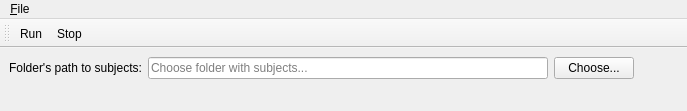
First picture: the form in src/main/python/ui/Ui_MainWindow.ui, repository samuelPoulin3/SYS818_Project, before the edit.
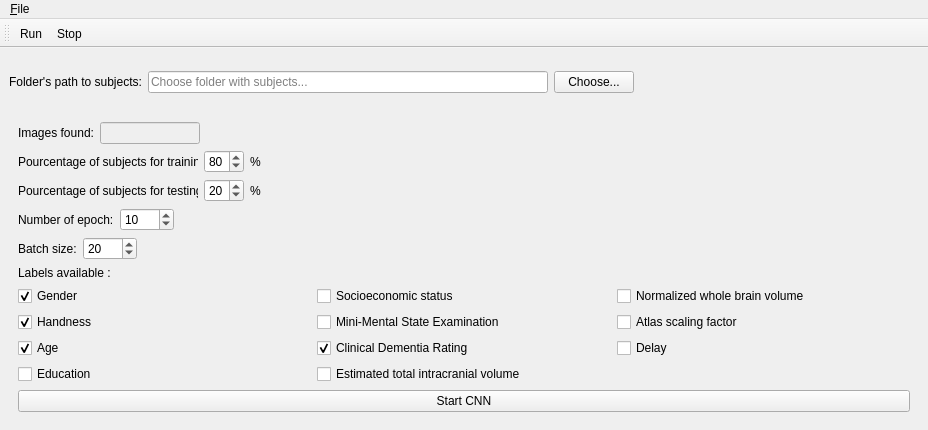
Second picture: the form after the edit.

Commit message: Reshape data to have training and testing data with their label

The edit to the form file:
```diff
--- a/src/main/python/ui/Ui_MainWindow.ui
+++ b/src/main/python/ui/Ui_MainWindow.ui
@@ -9,8 +9,8 @@
    <rect>
     <x>0</x>
     <y>0</y>
-    <width>687</width>
-    <height>111</height>
+    <width>928</width>
+    <height>426</height>
    </rect>
   </property>
   <property name="sizePolicy">
@@ -30,9 +30,21 @@
     <item>
      <layout class="QVBoxLayout" name="verticalLayout">
       <item>
-       <layout class="QHBoxLayout" name="horizontalLayout">
+       <layout class="QHBoxLayout" name="horizontalLayout_7">
         <item>
          <widget class="QLabel" name="label">
+          <property name="minimumSize">
+           <size>
+            <width>0</width>
+            <height>50</height>
+           </size>
+          </property>
+          <property name="maximumSize">
+           <size>
+            <width>16777215</width>
+            <height>50</height>
+           </size>
+          </property>
           <property name="text">
            <string>Folder's path to subjects:</string>
           </property>
@@ -69,6 +81,9 @@
           <property name="orientation">
            <enum>Qt::Horizontal</enum>
           </property>
+          <property name="sizeType">
+           <enum>QSizePolicy::Expanding</enum>
+          </property>
           <property name="sizeHint" stdset="0">
            <size>
             <width>40</width>
@@ -79,6 +94,374 @@
         </item>
        </layout>
       </item>
+      <item>
+       <widget class="QWidget" name="prepare_dataset" native="true">
+        <layout class="QGridLayout" name="gridLayout">
+         <item row="0" column="0">
+          <layout class="QVBoxLayout" name="verticalLayout_8">
+           <item>
+            <layout class="QHBoxLayout" name="horizontalLayout_4">
+             <item>
+              <widget class="QLabel" name="label_3">
+               <property name="text">
+                <string>Images found:</string>
+               </property>
+              </widget>
+             </item>
+             <item>
+              <widget class="QLineEdit" name="subjects_found_lineEdit">
+               <property name="enabled">
+                <bool>false</bool>
+               </property>
+               <property name="minimumSize">
+                <size>
+                 <width>100</width>
+                 <height>0</height>
+                </size>
+               </property>
+               <property name="maximumSize">
+                <size>
+                 <width>100</width>
+                 <height>16777215</height>
+                </size>
+               </property>
+              </widget>
+             </item>
+             <item>
+              <spacer name="horizontalSpacer_2">
+               <property name="orientation">
+                <enum>Qt::Horizontal</enum>
+               </property>
+               <property name="sizeHint" stdset="0">
+                <size>
+                 <width>40</width>
+                 <height>20</height>
+                </size>
+               </property>
+              </spacer>
+             </item>
+            </layout>
+           </item>
+           <item>
+            <layout class="QHBoxLayout" name="horizontalLayout_3">
+             <item>
+              <widget class="QLabel" name="label_2">
+               <property name="minimumSize">
+                <size>
+                 <width>180</width>
+                 <height>0</height>
+                </size>
+               </property>
+               <property name="maximumSize">
+                <size>
+                 <width>160</width>
+                 <height>16777215</height>
+                </size>
+               </property>
+               <property name="text">
+                <string>Pourcentage of subjects for training:</string>
+               </property>
+              </widget>
+             </item>
+             <item>
+              <widget class="QSpinBox" name="subjects_train_spinBox">
+               <property name="minimumSize">
+                <size>
+                 <width>40</width>
+                 <height>0</height>
+                </size>
+               </property>
+               <property name="maximumSize">
+                <size>
+                 <width>40</width>
+                 <height>16777215</height>
+                </size>
+               </property>
+               <property name="minimum">
+                <number>0</number>
+               </property>
+               <property name="maximum">
+                <number>100</number>
+               </property>
+               <property name="value">
+                <number>80</number>
+               </property>
+              </widget>
+             </item>
+             <item>
+              <widget class="QLabel" name="label_5">
+               <property name="text">
+                <string>%</string>
+               </property>
+              </widget>
+             </item>
+             <item>
+              <spacer name="horizontalSpacer_3">
+               <property name="orientation">
+                <enum>Qt::Horizontal</enum>
+               </property>
+               <property name="sizeHint" stdset="0">
+                <size>
+                 <width>40</width>
+                 <height>20</height>
+                </size>
+               </property>
+              </spacer>
+             </item>
+            </layout>
+           </item>
+           <item>
+            <layout class="QHBoxLayout" name="horizontalLayout_6">
+             <item>
+              <layout class="QHBoxLayout" name="horizontalLayout_5">
+               <item>
+                <widget class="QLabel" name="label_4">
+                 <property name="minimumSize">
+                  <size>
+                   <width>180</width>
+                   <height>0</height>
+                  </size>
+                 </property>
+                 <property name="maximumSize">
+                  <size>
+                   <width>180</width>
+                   <height>16777215</height>
+                  </size>
+                 </property>
+                 <property name="text">
+                  <string>Pourcentage of subjects for testing:</string>
+                 </property>
+                </widget>
+               </item>
+               <item>
+                <widget class="QSpinBox" name="subjects_test_spinBox">
+                 <property name="minimumSize">
+                  <size>
+                   <width>40</width>
+                   <height>0</height>
+                  </size>
+                 </property>
+                 <property name="maximumSize">
+                  <size>
+                   <width>40</width>
+                   <height>16777215</height>
+                  </size>
+                 </property>
+                 <property name="maximum">
+                  <number>100</number>
+                 </property>
+                 <property name="value">
+                  <number>20</number>
+                 </property>
+                </widget>
+               </item>
+               <item>
+                <widget class="QLabel" name="label_6">
+                 <property name="text">
+                  <string>%</string>
+                 </property>
+                </widget>
+               </item>
+               <item>
+                <spacer name="horizontalSpacer_4">
+                 <property name="orientation">
+                  <enum>Qt::Horizontal</enum>
+                 </property>
+                 <property name="sizeHint" stdset="0">
+                  <size>
+                   <width>40</width>
+                   <height>20</height>
+                  </size>
+                 </property>
+                </spacer>
+               </item>
+              </layout>
+             </item>
+            </layout>
+           </item>
+           <item>
+            <layout class="QHBoxLayout" name="horizontalLayout">
+             <item>
+              <widget class="QLabel" name="label_8">
+               <property name="text">
+                <string>Number of epoch:</string>
+               </property>
+              </widget>
+             </item>
+             <item>
+              <widget class="QSpinBox" name="number_epochs_spinBox">
+               <property name="maximum">
+                <number>1000</number>
+               </property>
+               <property name="value">
+                <number>10</number>
+               </property>
+              </widget>
+             </item>
+             <item>
+              <spacer name="horizontalSpacer_5">
+               <property name="orientation">
+                <enum>Qt::Horizontal</enum>
+               </property>
+               <property name="sizeHint" stdset="0">
+                <size>
+                 <width>40</width>
+                 <height>20</height>
+                </size>
+               </property>
+              </spacer>
+             </item>
+            </layout>
+           </item>
+           <item>
+            <layout class="QHBoxLayout" name="horizontalLayout_8">
+             <item>
+              <widget class="QLabel" name="label_9">
+               <property name="text">
+                <string>Batch size:</string>
+               </property>
+              </widget>
+             </item>
+             <item>
+              <widget class="QSpinBox" name="batch_size_spinBox">
+               <property name="maximum">
+                <number>1000</number>
+               </property>
+               <property name="value">
+                <number>20</number>
+               </property>
+              </widget>
+             </item>
+             <item>
+              <spacer name="horizontalSpacer_6">
+               <property name="orientation">
+                <enum>Qt::Horizontal</enum>
+               </property>
+               <property name="sizeHint" stdset="0">
+                <size>
+                 <width>40</width>
+                 <height>20</height>
+                </size>
+               </property>
+              </spacer>
+             </item>
+            </layout>
+           </item>
+          </layout>
+         </item>
+         <item row="2" column="0">
+          <layout class="QGridLayout" name="gridLayout_2">
+           <item row="1" column="0" colspan="2">
+            <widget class="QLabel" name="label_7">
+             <property name="text">
+              <string>Labels available :</string>
+             </property>
+             <property name="alignment">
+              <set>Qt::AlignLeading|Qt::AlignLeft|Qt::AlignVCenter</set>
+             </property>
+            </widget>
+           </item>
+           <item row="2" column="1">
+            <widget class="QCheckBox" name="ses_checkBox">
+             <property name="text">
+              <string>Socioeconomic status</string>
+             </property>
+            </widget>
+           </item>
+           <item row="2" column="0">
+            <widget class="QCheckBox" name="gender_checkBox">
+             <property name="text">
+              <string>Gender</string>
+             </property>
+             <property name="checked">
+              <bool>true</bool>
+             </property>
+            </widget>
+           </item>
+           <item row="3" column="0">
+            <widget class="QCheckBox" name="hand_checkBox">
+             <property name="text">
+              <string>Handness</string>
+             </property>
+             <property name="checked">
+              <bool>true</bool>
+             </property>
+            </widget>
+           </item>
+           <item row="5" column="0">
+            <widget class="QCheckBox" name="educ_checkBox">
+             <property name="text">
+              <string>Education</string>
+             </property>
+            </widget>
+           </item>
+           <item row="4" column="1">
+            <widget class="QCheckBox" name="cdr_checkBox">
+             <property name="text">
+              <string>Clinical Dementia Rating</string>
+             </property>
+             <property name="checked">
+              <bool>true</bool>
+             </property>
+            </widget>
+           </item>
+           <item row="4" column="0">
+            <widget class="QCheckBox" name="age_checkBox">
+             <property name="text">
+              <string>Age</string>
+             </property>
+             <property name="checked">
+              <bool>true</bool>
+             </property>
+            </widget>
+           </item>
+           <item row="5" column="1">
+            <widget class="QCheckBox" name="e_tiv_checkBox">
+             <property name="text">
+              <string>Estimated total intracranial volume</string>
+             </property>
+            </widget>
+           </item>
+           <item row="3" column="1">
+            <widget class="QCheckBox" name="mmse_checkBox">
+             <property name="text">
+              <string>Mini-Mental State Examination</string>
+             </property>
+            </widget>
+           </item>
+           <item row="2" column="2">
+            <widget class="QCheckBox" name="n_wbv_checkBox">
+             <property name="text">
+              <string>Normalized whole brain volume</string>
+             </property>
+            </widget>
+           </item>
+           <item row="3" column="2">
+            <widget class="QCheckBox" name="asf_checkBox">
+             <property name="text">
+              <string>Atlas scaling factor</string>
+             </property>
+            </widget>
+           </item>
+           <item row="4" column="2">
+            <widget class="QCheckBox" name="delay_checkBox">
+             <property name="text">
+              <string>Delay</string>
+             </property>
+            </widget>
+           </item>
+          </layout>
+         </item>
+         <item row="3" column="0">
+          <widget class="QPushButton" name="start_pushButton">
+           <property name="text">
+            <string>Start CNN</string>
+           </property>
+          </widget>
+         </item>
+        </layout>
+       </widget>
+      </item>
       <item>
        <spacer name="verticalSpacer">
         <property name="orientation">
@@ -101,7 +484,7 @@
     <rect>
      <x>0</x>
      <y>0</y>
-     <width>687</width>
+     <width>928</width>
      <height>21</height>
     </rect>
    </property>
```
Left out of the diff: 21 changed lines with no effect on the pictures. The commit also changes 7 other files.
